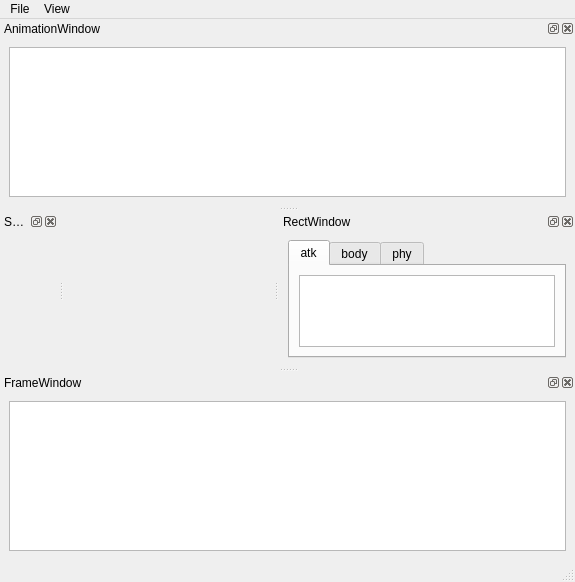
This is src/mainwindow.ui in qwertylevel3/ActorCreator as Qt 5 draws it before an edit. The edited form follows.
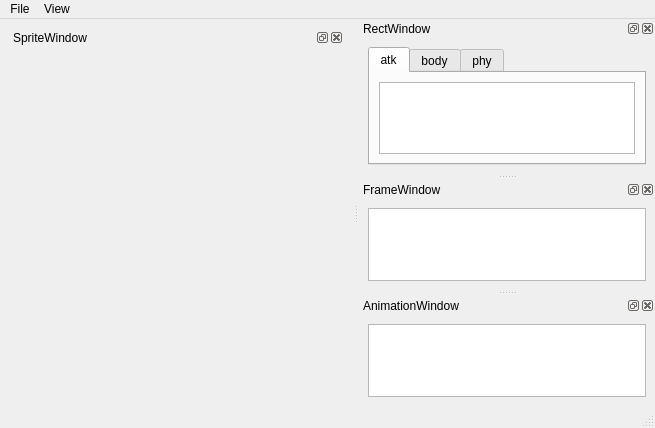
This is the edited form. Icons and pictures are not drawn.

What changed in the file:
```diff
--- a/src/mainwindow.ui
+++ b/src/mainwindow.ui
@@ -6,20 +6,39 @@
    <rect>
     <x>0</x>
     <y>0</y>
-    <width>575</width>
-    <height>582</height>
+    <width>655</width>
+    <height>428</height>
    </rect>
   </property>
   <property name="windowTitle">
    <string>MainWindow</string>
   </property>
-  <widget class="QWidget" name="centralwidget"/>
+  <widget class="QWidget" name="centralwidget">
+   <layout class="QGridLayout" name="gridLayout">
+    <item row="0" column="0">
+     <widget class="QDockWidget" name="spriteDockWidget">
+      <property name="minimumSize">
+       <size>
+        <width>128</width>
+        <height>128</height>
+       </size>
+      </property>
+      <property name="windowTitle">
+       <string>SpriteWindow</string>
+      </property>
+      <widget class="QWidget" name="dockWidgetContents_3">
+       <layout class="QHBoxLayout" name="horizontalLayout_5"/>
+      </widget>
+     </widget>
+    </item>
+   </layout>
+  </widget>
   <widget class="QMenuBar" name="menubar">
    <property name="geometry">
     <rect>
      <x>0</x>
      <y>0</y>
-     <width>575</width>
+     <width>655</width>
      <height>23</height>
     </rect>
    </property>
@@ -102,7 +121,7 @@
     <string>FrameWindow</string>
    </property>
    <attribute name="dockWidgetArea">
-    <number>8</number>
+    <number>2</number>
    </attribute>
    <widget class="QWidget" name="dockWidgetContents_2">
     <layout class="QHBoxLayout" name="horizontalLayout_4">
@@ -122,23 +141,12 @@
     </layout>
    </widget>
   </widget>
-  <widget class="QDockWidget" name="spriteDockWidget">
-   <property name="windowTitle">
-    <string>SpriteWindow</string>
-   </property>
-   <attribute name="dockWidgetArea">
-    <number>1</number>
-   </attribute>
-   <widget class="QWidget" name="dockWidgetContents_3">
-    <layout class="QHBoxLayout" name="horizontalLayout_5"/>
-   </widget>
-  </widget>
   <widget class="QDockWidget" name="animationDockWidget">
    <property name="windowTitle">
     <string>AnimationWindow</string>
    </property>
    <attribute name="dockWidgetArea">
-    <number>4</number>
+    <number>2</number>
    </attribute>
    <widget class="QWidget" name="dockWidgetContents_4">
     <layout class="QHBoxLayout" name="horizontalLayout_6">
```
Left out of the diff: 32 changed lines with no effect on the pictures.
